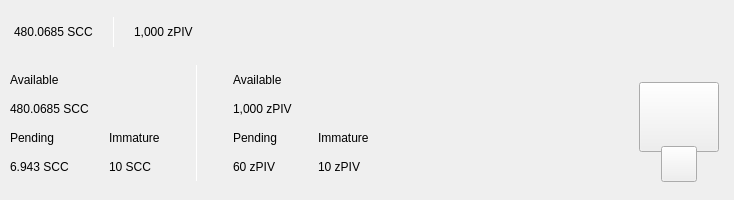
This is src/qt/pivx/forms/topbar.ui in stakecube/stakecubecoin-archive as Qt 5 draws it before an edit. The edited form follows.
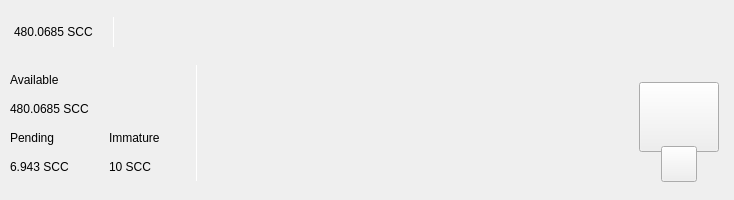
This is the edited form. Custom widgets are drawn as their Qt base class.

What changed in the file:
```diff
--- a/src/qt/pivx/forms/topbar.ui
+++ b/src/qt/pivx/forms/topbar.ui
@@ -179,19 +179,6 @@
               </property>
              </spacer>
             </item>
-            <item alignment="Qt::AlignTop">
-             <widget class="QLabel" name="labelAmountTopzPiv">
-              <property name="minimumSize">
-               <size>
-                <width>0</width>
-                <height>36</height>
-               </size>
-              </property>
-              <property name="text">
-               <string>1,000 zPIV</string>
-              </property>
-             </widget>
-            </item>
            </layout>
           </widget>
          </item>
@@ -488,22 +475,7 @@
               <number>30</number>
              </property>
              <item>
-              <layout class="QVBoxLayout" name="verticalLayout">
-               <item>
-                <widget class="QLabel" name="labelTitle2">
-                 <property name="text">
-                  <string>Available</string>
-                 </property>
-                </widget>
-               </item>
-               <item>
-                <widget class="QLabel" name="labelAmountzPiv">
-                 <property name="text">
-                  <string>1,000 zPIV</string>
-                 </property>
-                </widget>
-               </item>
-              </layout>
+              <layout class="QVBoxLayout" name="verticalLayout"/>
              </item>
              <item>
               <layout class="QHBoxLayout" name="horizontalLayout">
@@ -511,56 +483,7 @@
                 <number>0</number>
                </property>
                <item>
-                <layout class="QVBoxLayout" name="verticalLayout_5">
-                 <item>
-                  <widget class="QLabel" name="labelTitle5">
-                   <property name="text">
-                    <string>Pending</string>
-                   </property>
-                  </widget>
-                 </item>
-                 <item>
-                  <widget class="QLabel" name="labelPendingzPiv">
-                   <property name="text">
-                    <string>60 zPIV</string>
-                   </property>
-                  </widget>
-                 </item>
-                </layout>
-               </item>
-               <item>
-                <spacer name="horizontalSpacer_4">
-                 <property name="orientation">
-                  <enum>Qt::Horizontal</enum>
-                 </property>
-                 <property name="sizeType">
-                  <enum>QSizePolicy::Fixed</enum>
-                 </property>
-                 <property name="sizeHint" stdset="0">
-                  <size>
-                   <width>40</width>
-                   <height>20</height>
-                  </size>
-                 </property>
-                </spacer>
-               </item>
-               <item>
-                <layout class="QVBoxLayout" name="verticalLayout_6">
-                 <item>
-                  <widget class="QLabel" name="labelTitle6">
-                   <property name="text">
-                    <string>Immature</string>
-                   </property>
-                  </widget>
-                 </item>
-                 <item>
-                  <widget class="QLabel" name="labelImmaturezPiv">
-                   <property name="text">
-                    <string>10 zPIV</string>
-                   </property>
-                  </widget>
-                 </item>
-                </layout>
+                <layout class="QVBoxLayout" name="verticalLayout_5"/>
                </item>
               </layout>
              </item>
```
